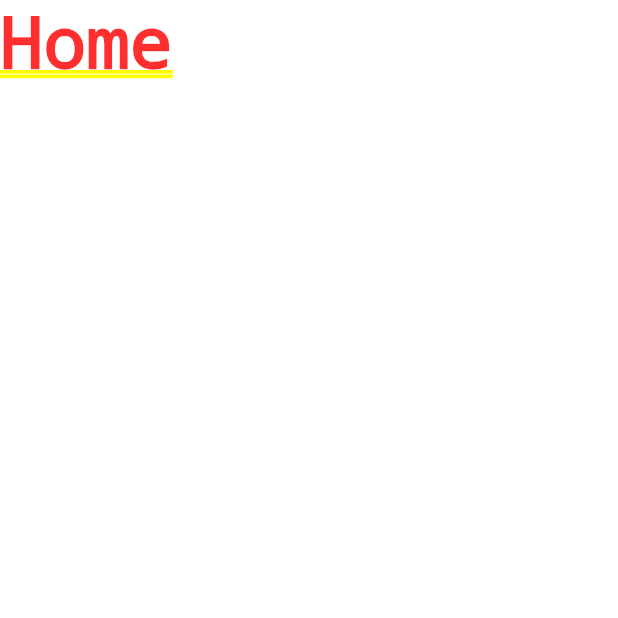
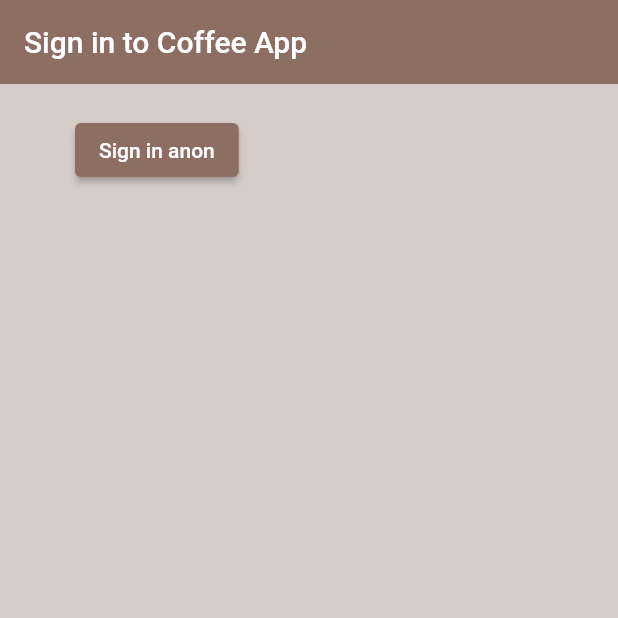
Before and after one commit to Sumaya-Ali/Coffee-App_Flutter, a Flutter app: the screen it shows after launch, on a phone screen of 412 x 824 dp, the top half of it. Run offline on Flutter 3.47's test engine with Material 2 defaults, Android fonts, the phone set to English and light mode, and no system bars; our stand-ins replace firebase_auth; accounts and stored records are empty.

Commit message:
sign in anonymously feature

```diff
--- a/lib/screens/authenticate/authenticate.dart
+++ b/lib/screens/authenticate/authenticate.dart
@@ -1,3 +1,4 @@
+import 'package:coffee_app/screens/authenticate/sign_in.dart';
 import 'package:flutter/material.dart';
 
 class Authenticate extends StatefulWidget {
@@ -11,7 +12,7 @@ class _AuthenticateState extends State<Authenticate> {
   @override
   Widget build(BuildContext context) {
     return Container(
-      child: Text('authenticate'),
+      child: SignIn(),
     );
   }
 }
--- /dev/null
+++ b/lib/screens/authenticate/sign_in.dart
@@ -0,0 +1,44 @@
+import 'package:coffee_app/services/auth.dart';
+import 'package:flutter/cupertino.dart';
+import 'package:flutter/material.dart';
+
+class SignIn extends StatefulWidget {
+  const SignIn({Key? key}) : super(key: key);
+
+  @override
+  State<SignIn> createState() => _SignInState();
+}
+
+class _SignInState extends State<SignIn> {
+  final AuthService _auth = AuthService();
+
+  @override
+  Widget build(BuildContext context) {
+    return Scaffold(
+      backgroundColor: Colors.brown[100],
+      appBar: AppBar(
+        backgroundColor: Colors.brown[400],
+        elevation: 0,
+        title: Text('Sign in to Coffee App'),
+      ),
+      body: Container(
+        padding: EdgeInsets.symmetric(vertical: 20.0,horizontal: 50.0),
+        child: ElevatedButton(
+          child: Text('Sign in anon'),
+          style: ElevatedButton.styleFrom(
+            primary: Colors.brown[400]
+          ),
+          onPressed: () async{
+            dynamic result = await _auth.SignInAnon();
+            if(result == null){
+              print ('error signing in');
+            }else{
+              print('signing in successfully');
+              print(result);
+            }
+          },
+        ),
+      ),
+    );
+  }
+}
--- a/lib/screens/wrapper.dart
+++ b/lib/screens/wrapper.dart
@@ -1,3 +1,4 @@
+import 'package:coffee_app/screens/authenticate/authenticate.dart';
 import 'package:coffee_app/screens/home/home.dart';
 import 'package:flutter/material.dart';
 class Wrapper extends StatelessWidget {
@@ -5,6 +6,6 @@ class Wrapper extends StatelessWidget {
 
   @override
   Widget build(BuildContext context) {
-    return Home();
+    return Authenticate();
   }
 }
```
Also changed, not shown: lib/services/auth.dart (added, +17 -0 lines).
